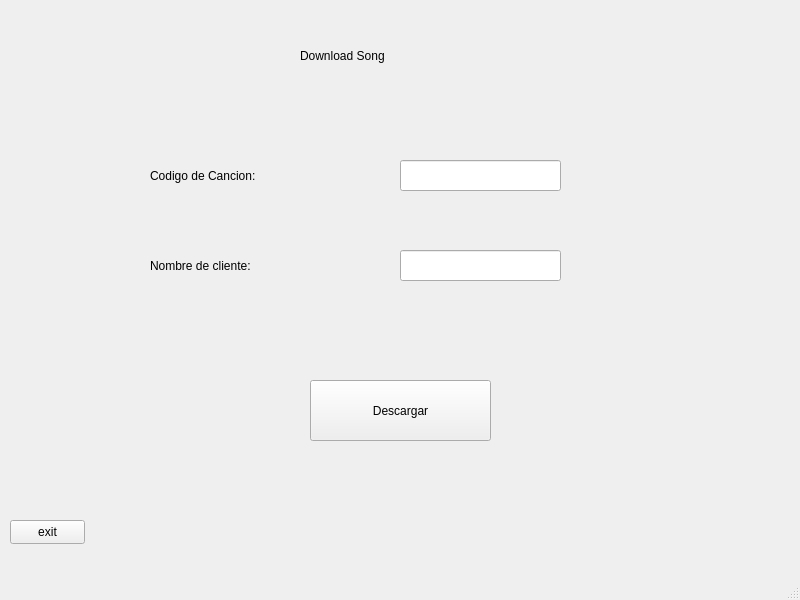
Old version of the form mainwindow.ui in the repository Hectovargas/examenProgra3.
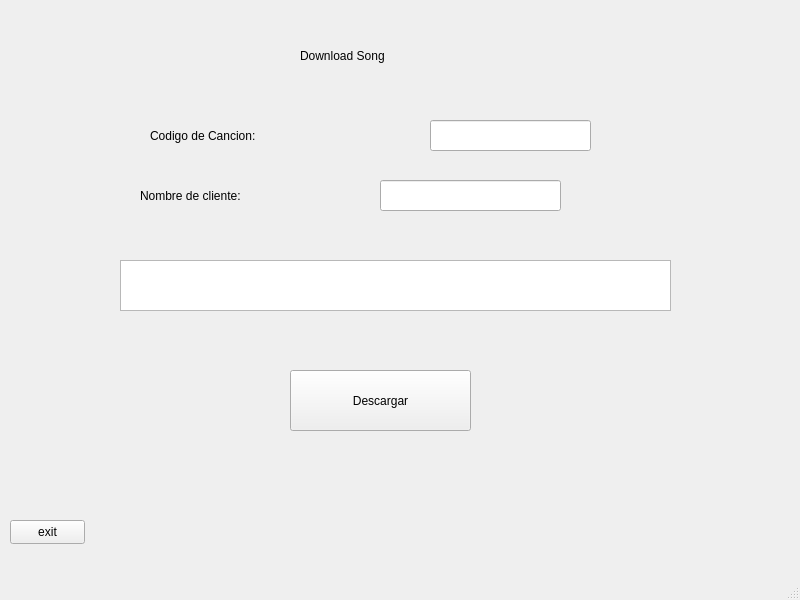
New version of the form. The open tabs and pages were chosen to show the change.

What changed in the file:
```diff
--- a/mainwindow.ui
+++ b/mainwindow.ui
@@ -428,7 +428,7 @@
       <property name="geometry">
        <rect>
         <x>150</x>
-        <y>150</y>
+        <y>110</y>
         <width>251</width>
         <height>51</height>
        </rect>
@@ -443,8 +443,8 @@
      <widget class="QLabel" name="label_12">
       <property name="geometry">
        <rect>
-        <x>150</x>
-        <y>240</y>
+        <x>140</x>
+        <y>170</y>
         <width>251</width>
         <height>51</height>
        </rect>
@@ -459,8 +459,8 @@
      <widget class="QLineEdit" name="codigoDescargar">
       <property name="geometry">
        <rect>
-        <x>400</x>
-        <y>160</y>
+        <x>430</x>
+        <y>120</y>
         <width>161</width>
         <height>31</height>
        </rect>
@@ -469,9 +469,9 @@
      <widget class="QLineEdit" name="nombredownload">
       <property name="geometry">
        <rect>
-        <x>400</x>
-        <y>250</y>
-        <width>161</width>
+        <x>380</x>
+        <y>180</y>
+        <width>181</width>
         <height>31</height>
        </rect>
       </property>
@@ -479,8 +479,8 @@
      <widget class="QPushButton" name="descargarboton">
       <property name="geometry">
        <rect>
-        <x>310</x>
-        <y>380</y>
+        <x>290</x>
+        <y>370</y>
         <width>181</width>
         <height>61</height>
        </rect>
@@ -492,6 +492,29 @@
        <string>Descargar</string>
       </property>
      </widget>
+     <widget class="QLabel" name="label_17">
+      <property name="geometry">
+       <rect>
+        <x>190</x>
+        <y>250</y>
+        <width>0</width>
+        <height>16</height>
+       </rect>
+      </property>
+      <property name="text">
+       <string/>
+      </property>
+     </widget>
+     <widget class="QTextBrowser" name="textBrowser">
+      <property name="geometry">
+       <rect>
+        <x>120</x>
+        <y>260</y>
+        <width>551</width>
+        <height>51</height>
+       </rect>
+      </property>
+     </widget>
     </widget>
     <widget class="QWidget" name="page_5">
      <widget class="QPushButton" name="pushButton_8">
```
Left out of the diff: 63 changed lines with no effect on the pictures.
